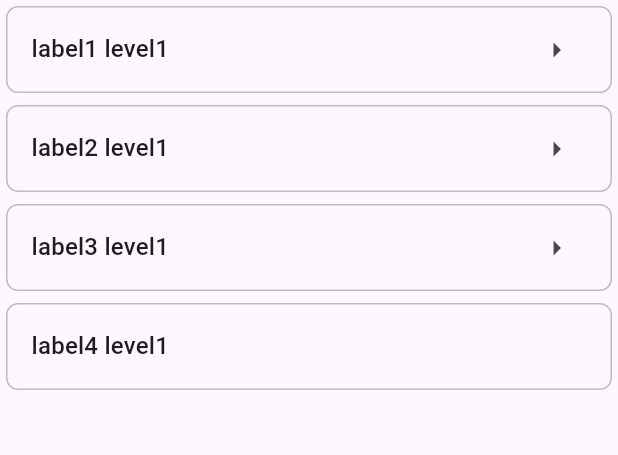
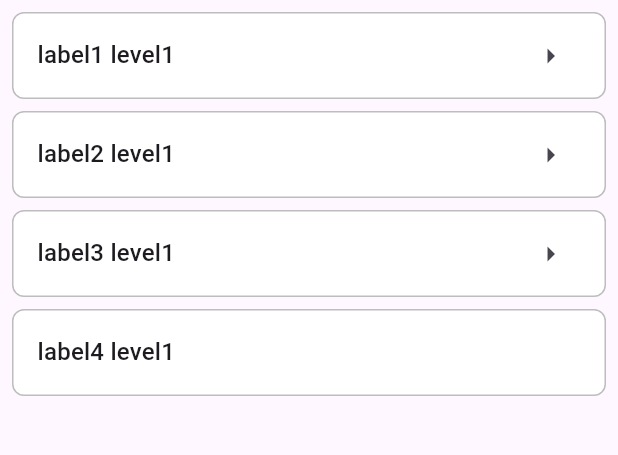
Before and after one commit to TalebRafiepour/nested_choice_list, a Flutter app: the screen it shows after launch, after a tap on "Example one (SingleSelection)", on a phone screen of 412 x 824 dp, the part 84-539 px from its top. Run offline on Flutter 3.47's test engine with Material 3 defaults, Android fonts, the phone set to English and light mode, and no system bars.

Commit message:
remove grey background, separate list style, item style, and search style

```diff
--- a/lib/nested_choice_list.dart
+++ b/lib/nested_choice_list.dart
@@ -2,4 +2,6 @@ library nested_choice_list;
 
 export 'src/nested_choice_list.dart';
 export 'src/nested_choice_entity.dart';
-export 'src/nested_list_view_style.dart';
+export 'src/nested_list_style/nested_list_style.dart';
+export 'src/nested_list_style/nested_list_item_style.dart';
+export 'src/nested_list_style/nested_list_searchfield_style.dart';
--- a/lib/src/nested_choice_list.dart
+++ b/lib/src/nested_choice_list.dart
@@ -2,8 +2,10 @@ import 'package:flutter/material.dart';
 import 'package:nested_choice_list/src/inherited_nested_list_view.dart';
 import 'package:nested_choice_list/src/breadcrumbs_path/breadcrumbs_path.dart';
 import 'package:nested_choice_list/src/nested_choice_entity.dart';
+import 'package:nested_choice_list/src/nested_list_style/nested_list_item_style.dart';
+import 'package:nested_choice_list/src/nested_list_style/nested_list_searchfield_style.dart';
+import 'package:nested_choice_list/src/nested_list_style/nested_list_style.dart';
 import 'package:nested_choice_list/src/nested_list_view.dart';
-import 'package:nested_choice_list/src/nested_list_view_style.dart';
 import 'package:nested_choice_list/src/search_field/search_debouncer.dart';
 import 'package:nested_choice_list/src/search_field/search_field.dart';
 import 'package:nested_choice_list/src/selected_item_chip_list/seleted_item_chip_list.dart';
@@ -15,7 +17,9 @@ class NestedChoiceList extends StatefulWidget {
     this.isMultiSelect = false,
     this.enableSearch = false,
     this.searchDebouncer,
-    this.style = const NestedListViewStyle(),
+    this.style = const NestedListStyle(),
+    this.searchfieldStyle = const NestedListSearchfieldStyle(),
+    this.itemStyle = const NestedListItemStyle(),
     this.onTapItem,
     super.key,
   });
@@ -25,7 +29,9 @@ class NestedChoiceList extends StatefulWidget {
   final List<NestedChoiceEntity> items;
   final bool enableSearch;
   final SearchDebouncer? searchDebouncer;
-  final NestedListViewStyle style;
+  final NestedListStyle style;
+  final NestedListSearchfieldStyle searchfieldStyle;
+  final NestedListItemStyle itemStyle;
   final Function(NestedChoiceEntity)? onTapItem;
 
   @override
@@ -75,7 +81,7 @@ class _NestedChoiceListState extends State<NestedChoiceList> {
                 items: item.children,
                 isMultiSelect: widget.isMultiSelect,
                 onTapItem: _onTapItem,
-                style: widget.style,
+                itemStyle: widget.itemStyle,
                 onToggleSelection: _onToggleSelection,
                 onPopInvokedWithResult: _onPopInvokedWithResult,
               ),
@@ -101,6 +107,7 @@ class _NestedChoiceListState extends State<NestedChoiceList> {
         }
       },
       child: Material(
+        color: widget.style.bgColor,
         child: InkWell(
           onTap: () {
             if (FocusScope.of(context).hasFocus) {
@@ -134,7 +141,7 @@ class _NestedChoiceListState extends State<NestedChoiceList> {
                         child: NestedListView(
                           items: itemsToShow,
                           isMultiSelect: widget.isMultiSelect,
-                          style: widget.style,
+                          itemStyle: widget.itemStyle,
                           onToggleSelection: _onToggleSelection,
                           onTapItem: _onTapItem,
                           onPopInvokedWithResult: _onPopInvokedWithResult,
@@ -146,9 +153,9 @@ class _NestedChoiceListState extends State<NestedChoiceList> {
               ),
               if (widget.enableSearch)
                 SearchField(
-                  inputDecoration: widget.style.searchInputDecoration,
+                  inputDecoration: widget.searchfieldStyle.inputDecoration,
                   searchDebouncer: widget.searchDebouncer,
-                  margin: widget.style.searchFieldMargin,
+                  margin: widget.searchfieldStyle.margin,
                   onSearch: (filter) {
                     itemsToShow.clear();
                     itemsToShow.addAll(
--- /dev/null
+++ b/lib/src/nested_list_style/nested_list_item_style.dart
@@ -0,0 +1,49 @@
+import 'package:flutter/material.dart';
+
+class NestedListItemStyle {
+  const NestedListItemStyle({
+    this.bgColor = Colors.white,
+    this.shape = const RoundedRectangleBorder(
+      side: BorderSide(
+        color: Color.fromARGB(255, 189, 189, 189),
+      ),
+      borderRadius: BorderRadius.all(
+        Radius.circular(8),
+      ),
+    ),
+    this.trailingIcon = const Icon(
+      Icons.arrow_right,
+      size: 24,
+    ),
+    this.labelStyle,
+    this.listPadding = const EdgeInsets.all(4),
+    this.margin = const EdgeInsets.all(4),
+  });
+
+  final ShapeBorder? shape;
+  final Icon? trailingIcon;
+  final TextStyle? labelStyle;
+  final EdgeInsets listPadding;
+  final EdgeInsets margin;
+  final Color bgColor;
+
+  NestedListItemStyle copyWith({
+    ShapeBorder? shape,
+    Icon? trailingIcon,
+    TextStyle? labelStyle,
+    EdgeInsets? listPadding,
+    EdgeInsets? margin,
+    EdgeInsets? searchFieldMargin,
+    InputDecoration? searchInputDecoration,
+    Color? bgColor,
+  }) {
+    return NestedListItemStyle(
+      shape: shape ?? this.shape,
+      trailingIcon: trailingIcon ?? this.trailingIcon,
+      labelStyle: labelStyle ?? this.labelStyle,
+      listPadding: listPadding ?? this.listPadding,
+      margin: margin ?? this.margin,
+      bgColor: bgColor ?? this.bgColor,
+    );
+  }
+}
--- /dev/null
+++ b/lib/src/nested_list_style/nested_list_searchfield_style.dart
@@ -0,0 +1,33 @@
+import 'package:flutter/material.dart';
+
+class NestedListSearchfieldStyle {
+  const NestedListSearchfieldStyle({
+    this.margin = const EdgeInsets.all(4),
+    this.inputDecoration = const InputDecoration(
+      border: OutlineInputBorder(),
+      prefixIcon: Icon(
+        Icons.search,
+        size: 24,
+      ),
+      hintText: 'Search',
+      hintStyle: TextStyle(
+        fontSize: 14,
+        fontWeight: FontWeight.w400,
+      ),
+    ),
+  });
+
+  //
+  final EdgeInsets margin;
+  final InputDecoration inputDecoration;
+
+  NestedListSearchfieldStyle copyWith({
+    EdgeInsets? margin,
+    InputDecoration? inputDecoration,
+  }) {
+    return NestedListSearchfieldStyle(
+      margin: margin ?? this.margin,
+      inputDecoration: inputDecoration ?? this.inputDecoration,
+    );
+  }
+}
--- /dev/null
+++ b/lib/src/nested_list_style/nested_list_style.dart
@@ -0,0 +1,19 @@
+import 'package:flutter/material.dart';
+
+class NestedListStyle {
+  const NestedListStyle({
+    this.padding = const EdgeInsets.all(4),
+    this.bgColor = Colors.transparent,
+  });
+
+  final EdgeInsets padding;
+  final Color bgColor;
+
+  NestedListStyle copyWith({
+    EdgeInsets? padding,
+  }) {
+    return NestedListStyle(
+      padding: padding ?? this.padding,
+    );
+  }
+}
--- a/lib/src/nested_list_view.dart
+++ b/lib/src/nested_list_view.dart
@@ -1,12 +1,12 @@
 import 'package:flutter/material.dart';
 import 'package:nested_choice_list/src/inherited_nested_list_view.dart';
 import 'package:nested_choice_list/src/nested_choice_entity.dart';
-import 'package:nested_choice_list/src/nested_list_view_style.dart';
+import 'package:nested_choice_list/src/nested_list_style/nested_list_item_style.dart';
 
 class NestedListView extends StatelessWidget {
   const NestedListView({
     required this.items,
-    required this.style,
+    required this.itemStyle,
     this.onPopInvokedWithResult,
     this.isMultiSelect = false,
     this.onTapItem,
@@ -16,7 +16,7 @@ class NestedListView extends StatelessWidget {
 
   final bool isMultiSelect;
   final List<NestedChoiceEntity> items;
-  final NestedListViewStyle style;
+  final NestedListItemStyle itemStyle;
   final Function(NestedChoiceEntity, BuildContext)? onTapItem;
   final Function(NestedChoiceEntity)? onToggleSelection;
   final PopInvokedWithResultCallback? onPopInvokedWithResult;
@@ -37,35 +37,39 @@ class NestedListView extends StatelessWidget {
             )
           : ListView.builder(
               itemCount: items.length,
-              padding: style.listPadding,
+              padding: itemStyle.listPadding,
               itemBuilder: (_, index) {
                 return Padding(
-                  padding: style.itemMargin,
+                  padding: itemStyle.margin,
                   child: Material(
+                    type: MaterialType.transparency,
                     child: isMultiSelect && !items[index].hasChildren
                         ? CheckboxListTile(
                             value: selectedItems.contains(items[index]),
                             onChanged: (isSelected) {
                               onToggleSelection?.call(items[index]);
                             },
-                            shape: style.itemShape,
+                            shape: itemStyle.shape,
+                            fillColor:
+                                WidgetStatePropertyAll(itemStyle.bgColor),
                             enabled: !items[index].isDisabled,
                             title: Text(
                               items[index].label,
-                              style: style.labelStyle ??
+                              style: itemStyle.labelStyle ??
                                   Theme.of(context).textTheme.titleMedium,
                             ),
                           )
                         : ListTile(
-                            shape: style.itemShape,
+                            shape: itemStyle.shape,
                             enabled: !items[index].isDisabled,
+                            tileColor: itemStyle.bgColor,
                             title: Text(
                               items[index].label,
-                              style: style.labelStyle ??
+                              style: itemStyle.labelStyle ??
                                   Theme.of(context).textTheme.titleMedium,
                             ),
                             trailing: items[index].hasChildren
-                                ? style.trailingIcon
+                                ? itemStyle.trailingIcon
                                 : null,
                             onTap: () {
                               onTapItem?.call(items[index], context);
--- a/lib/src/nested_list_view_style.dart
+++ /dev/null
@@ -1,64 +0,0 @@
-import 'package:flutter/material.dart';
-
-class NestedListViewStyle {
-  const NestedListViewStyle({
-    this.searchFieldMargin = const EdgeInsets.all(4),
-    this.itemShape = const RoundedRectangleBorder(
-      side: BorderSide(
-        color: Color.fromARGB(255, 189, 189, 189),
-      ),
-      borderRadius: BorderRadius.all(
-        Radius.circular(8),
-      ),
-    ),
-    this.trailingIcon = const Icon(
-      Icons.arrow_right,
-      size: 24,
-    ),
-    this.labelStyle,
-    this.listPadding,
-    this.itemMargin = const EdgeInsets.all(4),
-    this.searchInputDecoration = const InputDecoration(
-      border: OutlineInputBorder(),
-      prefixIcon: Icon(
-        Icons.search,
-        size: 24,
-      ),
-      hintText: 'Search',
-      hintStyle: TextStyle(
-        fontSize: 14,
-        fontWeight: FontWeight.w400,
-      ),
-    ),
-  });
-
-  final ShapeBorder? itemShape;
-  final Icon? trailingIcon;
-  final TextStyle? labelStyle;
-  final EdgeInsets? listPadding;
-  final EdgeInsets itemMargin;
-  //
-  final EdgeInsets searchFieldMargin;
-  final InputDecoration searchInputDecoration;
-
-  NestedListViewStyle copyWith({
-    ShapeBorder? itemShape,
-    Icon? trailingIcon,
-    TextStyle? labelStyle,
-    EdgeInsets? listPadding,
-    EdgeInsets? itemMargin,
-    EdgeInsets? searchFieldMargin,
-    InputDecoration? searchInputDecoration,
-  }) {
-    return NestedListViewStyle(
-      itemShape: itemShape ?? this.itemShape,
-      trailingIcon: trailingIcon ?? this.trailingIcon,
-      labelStyle: labelStyle ?? this.labelStyle,
-      listPadding: listPadding ?? this.listPadding,
-      itemMargin: itemMargin ?? this.itemMargin,
-      searchFieldMargin: searchFieldMargin ?? this.searchFieldMargin,
-      searchInputDecoration:
-          searchInputDecoration ?? this.searchInputDecoration,
-    );
-  }
-}
```
